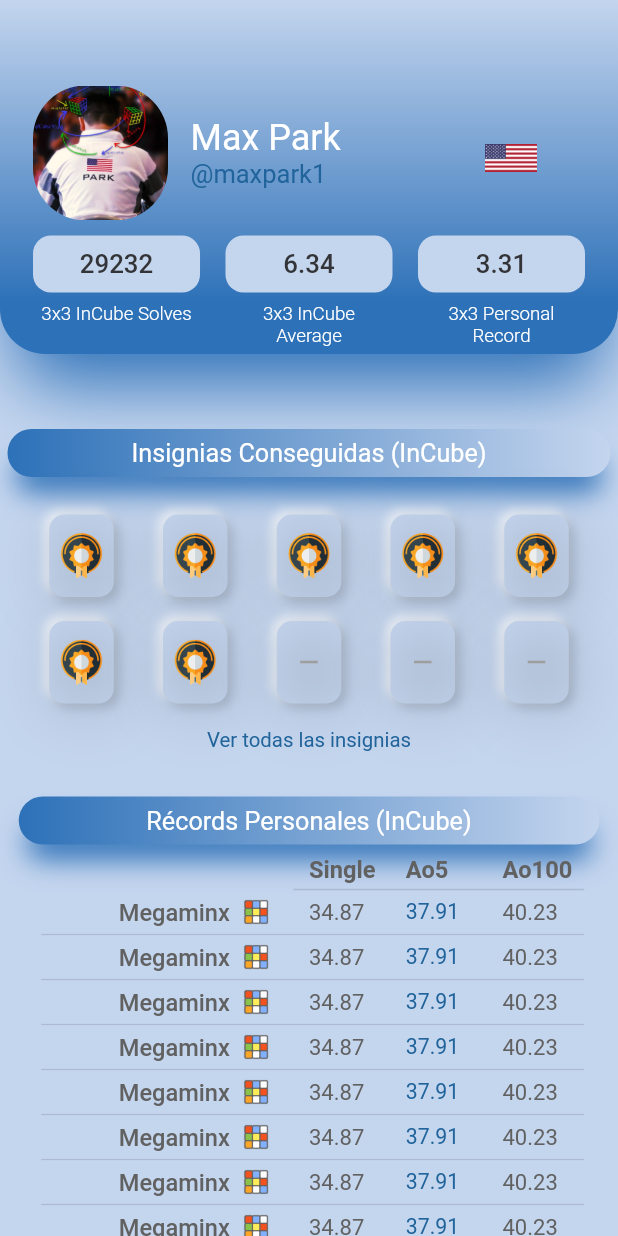
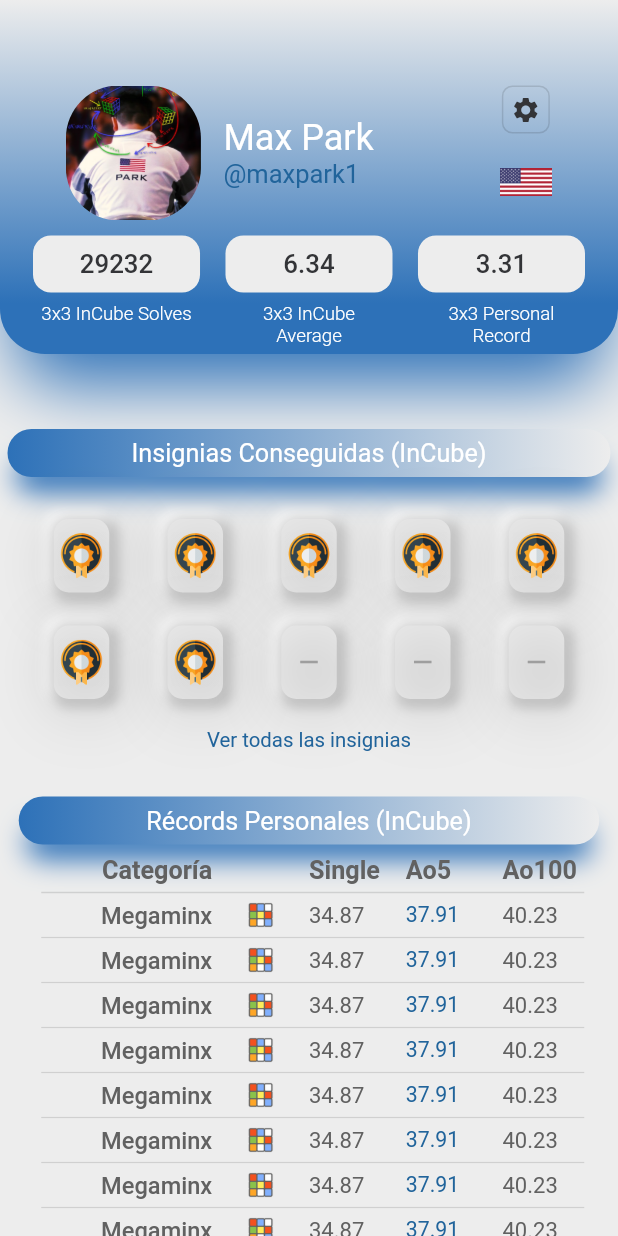
Before and after one commit to Boguesinho/AppC, a Flutter app: the PerfilUsuario screen opened directly, on a phone screen of 412 x 824 dp. Run offline on Flutter 3.47's test engine with Material 2 defaults, Android fonts, the phone set to English and light mode, and no system bars; our stand-ins replace animate_do, carousel_slider, curved_navigation_bar; network calls fail.

Commit message:
Correcciones Perfil
Bugs arreglados y future agregado para las insignias del perfil

```diff
--- a/lib/pages/pageEquipo.dart
+++ b/lib/pages/pageEquipo.dart
@@ -1,6 +1,4 @@
 import 'package:flutter/material.dart';
-
-import 'customNavigationBar.dart';
 
 class Equipo extends StatelessWidget {
   const Equipo({Key key}) : super(key: key);
@@ -8,9 +6,10 @@ class Equipo extends StatelessWidget {
   @override
   Widget build(BuildContext context) {
     return Scaffold(
-      backgroundColor: Theme.of(context).scaffoldBackgroundColor,
+      backgroundColor: Theme.of(context).primaryColor,
       appBar: AppBar(
         title: Text('Equipo'),
+        backgroundColor: Theme.of(context).backgroundColor,
       ),
       body: Center(
         child: Column(
--- a/lib/pages/pagePerfilUsuario.dart
+++ b/lib/pages/pagePerfilUsuario.dart
@@ -1,5 +1,7 @@
 import 'package:animate_do/animate_do.dart';
+import 'package:flutter/cupertino.dart';
 import 'package:flutter/material.dart';
+import 'package:sctproject/pages/pageConfiguracionCuenta.dart';
 
 class PerfilUsuario extends StatefulWidget {
   PerfilUsuario({Key key}) : super(key: key);
@@ -9,6 +11,8 @@ class PerfilUsuario extends StatefulWidget {
 }
 
 class _PerfilUsuarioState extends State<PerfilUsuario> {
+  Future _getMedallas;
+
   bool gradienteActivado = true;
 
   String nombreCuenta = "Max Park";
@@ -26,13 +30,22 @@ class _PerfilUsuarioState extends State<PerfilUsuario> {
   List<Widget> listaWidgetsMedallas = new List<Widget>();
   List<Widget> listaColumnasMedallas = new List<Widget>();
 
+  Color colorBaseMedallas;
+
+  @override
+  void initState() {
+    super.initState();
+
+    _getMedallas = obtenerMedallas();
+  }
+
   @override
   Widget build(BuildContext context) {
+    colorBaseMedallas = Theme.of(context).primaryColor;
     return Scaffold(
       backgroundColor: Theme.of(context).primaryColor,
       body: SingleChildScrollView(
         child: Container(
-          color: Theme.of(context).primaryColor,
           child: Column(
             children: [
               perfilParteSuperior(),
@@ -49,9 +62,30 @@ class _PerfilUsuarioState extends State<PerfilUsuario> {
               Column(
                 children: [
                   cantidadMedallas > 0
-                      ? Column(
+                      ? Column(children: [
+                          FutureBuilder(
+                              future: _getMedallas,
+                              builder: (context, snapshot) {
+                                if (snapshot.connectionState ==
+                                    ConnectionState.waiting) {
+                                  return Container(
+                                    alignment: Alignment.topCenter,
+                                    child: Column(
+                                      crossAxisAlignment:
+                                          CrossAxisAlignment.center,
+                                      children: [
+                                        CupertinoActivityIndicator(),
+                                      ],
+                                    ),
+                                  );
+                                } else {
+                                  print(listaWidgetsMedallas.length);
+                                  return Column(
                                     children: mostrarMedallas(),
-                        )
+                                  );
+                                }
+                              }),
+                        ])
                       : Column(
                           children: [
                             Text(
@@ -150,7 +184,7 @@ class _PerfilUsuarioState extends State<PerfilUsuario> {
 
         Container(
           padding: EdgeInsets.symmetric(horizontal: 22),
-          alignment: Alignment.topLeft,
+          alignment: Alignment.center,
           height: 202,
           width: MediaQuery.of(context).size.width,
           decoration: BoxDecoration(
@@ -163,14 +197,14 @@ class _PerfilUsuarioState extends State<PerfilUsuario> {
                 ]),
           ),
           child: Column(
-            crossAxisAlignment: CrossAxisAlignment.start,
+            crossAxisAlignment: CrossAxisAlignment.center,
             children: [
               Divider(
                 height: 57,
                 color: Colors.transparent,
               ),
               Row(
-                mainAxisAlignment: MainAxisAlignment.start,
+                mainAxisAlignment: MainAxisAlignment.center,
                 crossAxisAlignment: CrossAxisAlignment.start,
                 children: [
                   Container(
@@ -196,7 +230,7 @@ class _PerfilUsuarioState extends State<PerfilUsuario> {
                           Row(
                             children: [
                               Container(
-                                width: MediaQuery.of(context).size.width / 2.1,
+                                width: MediaQuery.of(context).size.width / 2.3,
                                 height: 90,
                                 child: Column(
                                   crossAxisAlignment: CrossAxisAlignment.start,
@@ -226,16 +260,55 @@ class _PerfilUsuarioState extends State<PerfilUsuario> {
                                   ],
                                 ),
                               ),
-                              Container(
-                                  alignment: Alignment.bottomLeft,
-                                  height: 25,
-                                  width: 35,
-                                  color: Colors.transparent,
-                                  child: Image.asset('assets/images/usa.png'))
                             ],
                           ),
                         ],
                       ),
+                    ],
+                  ),
+                  Container(width: 5, height: 1),
+                  Column(
+                    children: [
+                      Row(children: [
+                        Container(
+                          height: 32,
+                          width: 32,
+                          alignment: Alignment.bottomRight,
+                          child: OutlineButton(
+                            padding: const EdgeInsets.symmetric(horizontal: 0),
+                            shape: new RoundedRectangleBorder(
+                                borderRadius: new BorderRadius.circular(7.0)),
+                            color: Colors.transparent,
+                            child: Icon(
+                              Icons.settings,
+                              color: Theme.of(context).iconTheme.color,
+                            ),
+                            onPressed: () {
+                              print('Botón: CONFIGURACIÓN oprimido');
+                              Navigator.push(
+                                context,
+                                MaterialPageRoute(
+                                    builder: (context) =>
+                                        ConfiguracionCuenta()),
+                              );
+                            },
+                          ),
+                        ),
+                      ]),
+                      Container(width: 5, height: 20),
+                      Row(
+                        children: [
+                          Container(
+                            alignment: Alignment.bottomRight,
+                            child: Image.asset(
+                              'assets/images/usa.png',
+                              height: 25,
+                              width: 35,
+                              alignment: Alignment.center,
+                            ),
+                          ),
+                        ],
+                      )
                     ],
                   ),
                 ],
@@ -350,13 +423,41 @@ class _PerfilUsuarioState extends State<PerfilUsuario> {
 
           Divider(height: 7, thickness: 1, color: Colors.transparent),
           //ETIQUETA SINGLE, A05, A100
-          Row(
+          Container(
+            width: MediaQuery.of(context).size.width - 20,
+            child: Row(
               children: [
                 Expanded(
-                child: Container(),
+                  child: Container(
+                    color: Colors.transparent,
+                    child: Row(
+                      crossAxisAlignment: CrossAxisAlignment.center,
+                      children: [
+                        Expanded(
+                          child: Text(
+                            "Categoría",
+                            textAlign: TextAlign.right,
+                            style: Theme.of(context)
+                                .textTheme
+                                .headline3
+                                .copyWith(fontWeight: FontWeight.w700),
+                            textScaleFactor: .80,
+                          ),
+                          flex: 8,
                         ),
                         Expanded(
-                flex: 1,
+                          flex: 2,
+                          child: Container(width: 20, height: 1),
+                        ),
+                        Expanded(
+                            flex: 1, child: Container(width: 1, height: 1)),
+                        Expanded(
+                            flex: 1, child: Container(width: 1, height: 1)),
+                      ],
+                    ),
+                  ),
+                ),
+                Expanded(
                   child: Container(
                     color: Colors.transparent,
                     child: Row(
@@ -370,7 +471,7 @@ class _PerfilUsuarioState extends State<PerfilUsuario> {
                                 .textTheme
                                 .headline3
                                 .copyWith(fontWeight: FontWeight.w700),
-                          textScaleFactor: .75,
+                            textScaleFactor: .80,
                           ),
                         ),
                         Expanded(
@@ -382,7 +483,7 @@ class _PerfilUsuarioState extends State<PerfilUsuario> {
                                 .textTheme
                                 .headline3
                                 .copyWith(fontWeight: FontWeight.w700),
-                          textScaleFactor: .75,
+                            textScaleFactor: .80,
                           ),
                         ),
                         Expanded(
@@ -394,7 +495,7 @@ class _PerfilUsuarioState extends State<PerfilUsuario> {
                                 .textTheme
                                 .headline3
                                 .copyWith(fontWeight: FontWeight.w700),
-                          textScaleFactor: .75,
+                            textScaleFactor: .80,
                           ),
                         ),
                       ],
@@ -403,13 +504,14 @@ class _PerfilUsuarioState extends State<PerfilUsuario> {
                 ),
               ],
             ),
+          ),
 
           Container(
             alignment: Alignment.centerRight,
             child: Divider(
               height: 10,
               thickness: 1,
-              indent: MediaQuery.of(context).size.width / 2.25,
+              indent: 15,
               endIndent: 10,
             ),
           ),
@@ -452,6 +554,8 @@ class _PerfilUsuarioState extends State<PerfilUsuario> {
                           ),
                           flex: 8,
                         ),
+                        Expanded(
+                            flex: 1, child: Container(width: 1, height: 1)),
                         Expanded(
                           flex: 2,
                           child: Image(
@@ -566,9 +670,9 @@ class _PerfilUsuarioState extends State<PerfilUsuario> {
     );
   }
 
-  List<Widget> obtenerMedallas() {
+  Future obtenerMedallas() async {
     int conteo = cantidadMedallas;
-
+    await Future.delayed(const Duration(milliseconds: 500));
     for (int i = 0; i < conteo; i++) {
       if (conteo % 5 == 0) {
         i = conteo;
@@ -582,7 +686,6 @@ class _PerfilUsuarioState extends State<PerfilUsuario> {
         height: 55,
         width: 43,
         decoration: BoxDecoration(
-            color: Theme.of(context).primaryColor,
             borderRadius: BorderRadius.all(Radius.circular(10.0)),
             boxShadow: [
               BoxShadow(
@@ -598,8 +701,9 @@ class _PerfilUsuarioState extends State<PerfilUsuario> {
           padding: const EdgeInsets.all(3.0),
           child: Container(
             decoration: BoxDecoration(
-                color: Theme.of(context).primaryColor,
-                borderRadius: BorderRadius.all(Radius.circular(10.0))),
+              borderRadius: BorderRadius.all(Radius.circular(10.0)),
+              color: colorBaseMedallas,
+            ),
             child: Padding(
               padding: const EdgeInsets.all(2.0),
               child: Container(
@@ -623,14 +727,10 @@ class _PerfilUsuarioState extends State<PerfilUsuario> {
         ),
       ));
     }
-
-    return listaWidgetsMedallas;
   }
 
   List<Widget> mostrarMedallas() {
     int conteo = 0;
-    listaWidgetsMedallas.clear();
-    obtenerMedallas();
     int numMedallas = listaWidgetsMedallas.length;
     listaColumnasMedallas.clear();
 
@@ -642,7 +742,7 @@ class _PerfilUsuarioState extends State<PerfilUsuario> {
             if (numMedallas > 0) listaWidgetsMedallas[0 + conteo],
             if (numMedallas > 1) listaWidgetsMedallas[1 + conteo],
             if (numMedallas > 2) listaWidgetsMedallas[2 + conteo],
-            if (numMedallas > 4) listaWidgetsMedallas[3 + conteo],
+            if (numMedallas > 3) listaWidgetsMedallas[3 + conteo],
             if (numMedallas > 4) listaWidgetsMedallas[4 + conteo],
           ],
         ),
--- a/lib/pages/pageTimerCubo.dart
+++ b/lib/pages/pageTimerCubo.dart
@@ -64,6 +64,7 @@ class TimerPageState extends State<TimerCubo> {
   @override
   Widget build(BuildContext context) {
     return Scaffold(
+      backgroundColor: Theme.of(context).primaryColor,
       body: Material(
           color: Colors.transparent,
           child: InkWell(
--- a/lib/utils/theme.dart
+++ b/lib/utils/theme.dart
@@ -35,7 +35,7 @@ ThemeData basicTheme() {
       //GRIS OSCURO: 0xff333437
 
       //Primer gradiente
-      primaryColor: Color(0xffC4D5EE),
+      primaryColor: Color(0xffEDEDED),
       //primaryColor: Color(0xff4829b2),
       indicatorColor: Colors.black,
       scaffoldBackgroundColor: Color(0xf2D0D0D0),
```
Also changed, not shown: lib/pages/customNavigationBar.dart (+6 -7 lines), lib/pages/pageConfiguracionCuenta.dart (added, +41 -0 lines), lib/pages/pageCreacionSala.dart (+4 -4 lines). Lines whose indentation alone changed are shown as unchanged.
